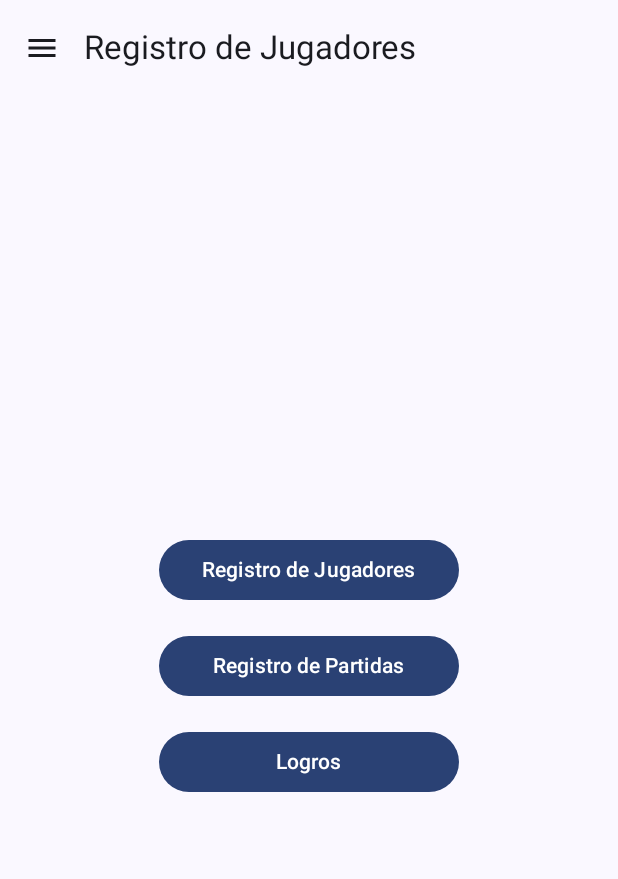
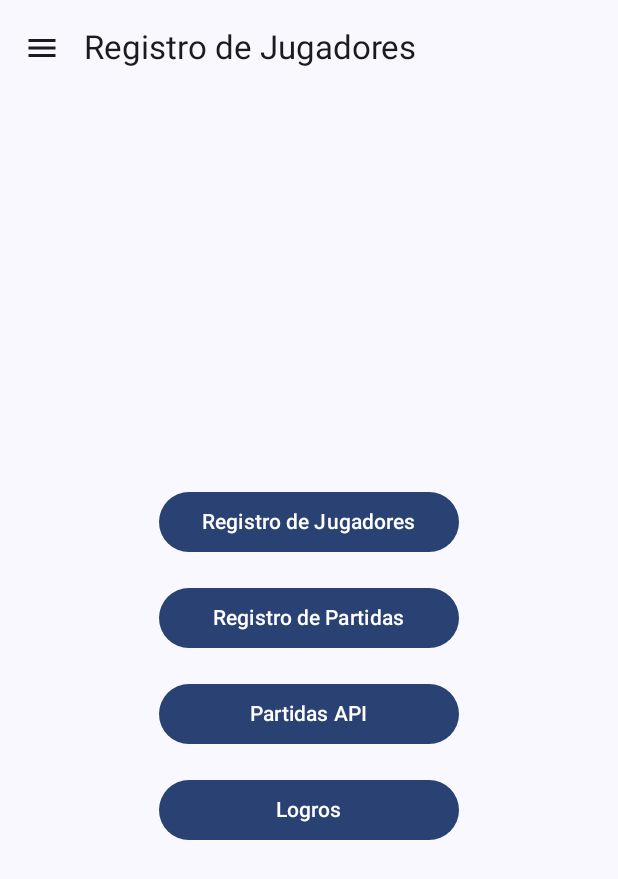
Before and after one commit to Nathiel12/RegistroJugadores, an Android app built with Jetpack Compose: the screen it shows after launch (MainActivity), on a phone screen of 412 x 824 dp. Shown: the top 879 px of the screen. Run offline under Robolectric (Android 15) with nearby library versions, the phone set to English and light mode, and no system bars; our stand-ins replace Dagger/Hilt's generated code.

Commit message:
Modificado MainActivity.kt para incluir la api

```diff
--- a/app/src/main/java/edu/ucne/registrojugadores/MainActivity.kt
+++ b/app/src/main/java/edu/ucne/registrojugadores/MainActivity.kt
@@ -17,8 +17,11 @@ import androidx.navigation.compose.NavHost
 import androidx.navigation.compose.composable
 import androidx.navigation.compose.rememberNavController
 import dagger.hilt.android.AndroidEntryPoint
+import edu.ucne.registrojugadores.Presentation.Api.PartidasApiList.ListPartidaApiScreen
 import edu.ucne.registrojugadores.Presentation.Logros.Edit.EditLogroScreen
 import edu.ucne.registrojugadores.Presentation.Logros.List.ListLogroScreen
+import edu.ucne.registrojugadores.Presentation.Partidas.ApiGameScreen
+import edu.ucne.registrojugadores.Presentation.Partidas.ApiPlayerSelectionScreen
 import edu.ucne.registrojugadores.Presentation.Partidas.Edit.EditPartidaScreen
 import edu.ucne.registrojugadores.Presentation.Partidas.List.PartidaListScreen
 import edu.ucne.registrojugadores.Presentation.Players.Edit.EditPlayerScreen
@@ -156,6 +159,30 @@ class MainActivity : ComponentActivity() {
                                         onDeleteComplete = { navController.popBackStack() }
                                     )
                                 }
+                                composable("apiPartidaList") {
+                                    ListPartidaApiScreen(
+                                        onNavigateToCreate = {
+                                            navController.navigate("apiGameScreen")
+                                        },
+                                        onNavigateToGame = { partidaId ->
+                                            navController.navigate("apiGameScreen/$partidaId")
+                                        }
+                                    )
+                                }
+                                composable("apiGameScreen") {
+                                    ApiGameScreen(
+                                        partidaId = null,
+                                        onNavigateBack = { navController.popBackStack() }
+                                    )
+                                }
+
+                                composable("apiGameScreen/{partidaId}") { backStackEntry ->
+                                    val partidaId = backStackEntry.arguments?.getString("partidaId")?.toIntOrNull()
+                                    ApiGameScreen(
+                                        partidaId = partidaId,
+                                        onNavigateBack = { navController.popBackStack() }
+                                    )
+                                }
                             }
                         }
                     }
@@ -208,6 +235,15 @@ fun DrawerContent(navController: NavController, onItemClick: () -> Unit) {
         )
 
         NavigationDrawerItem(
+            label = { Text("Partidas API") },
+            selected = navController.currentDestination?.route == "apiPartidaList",
+            onClick = {
+                navController.navigate("apiPartidaList")
+                onItemClick()
+            }
+        )
+
+        NavigationDrawerItem(
             label = { Text("Logros") },
             selected = navController.currentDestination?.route == "logroList",
             onClick = {
@@ -244,6 +280,13 @@ fun HomeScreen(navController: NavController) {
             }
 
             Button(
+                onClick = { navController.navigate("apiPartidaList") },
+                modifier = Modifier.width(200.dp)
+            ) {
+                Text("Partidas API")
+            }
+
+            Button(
                 onClick = { navController.navigate("logroList") },
                 modifier = Modifier.width(200.dp)
             ) {
```
